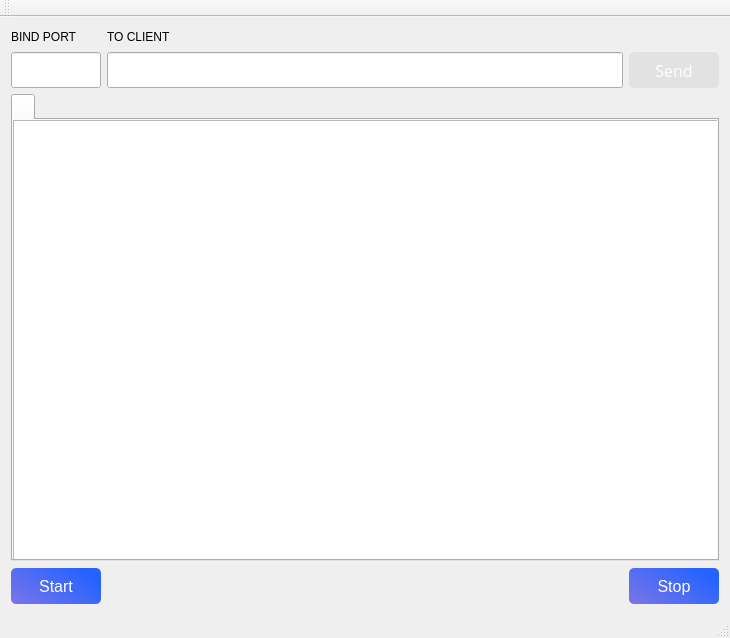
Before: the Qt Designer form mainwindow.ui in salara1960/tcpServer, drawn with Qt 5.
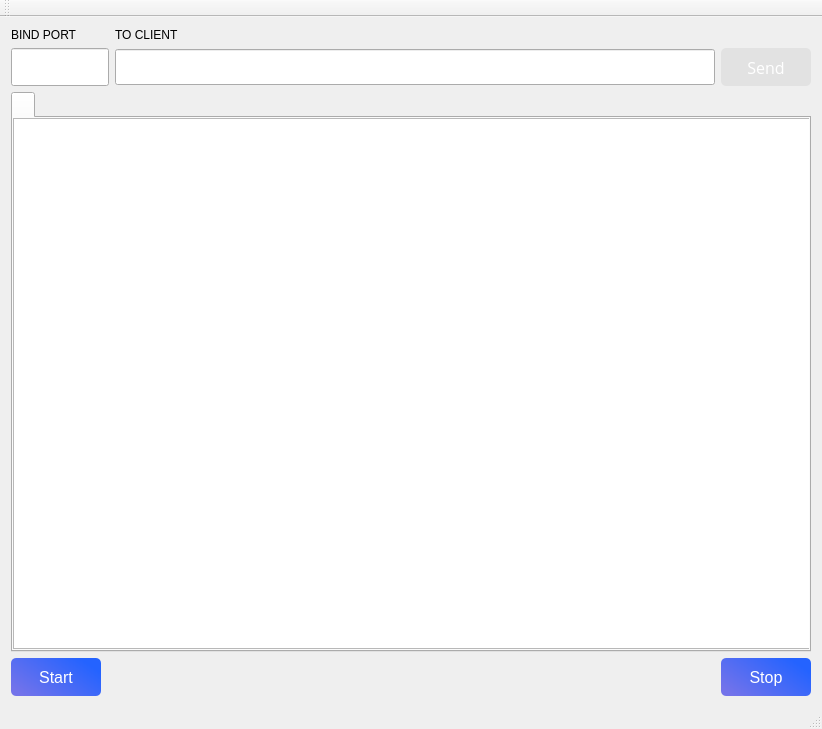
After: the same form once the commit is applied. Icons and pictures are not drawn.

Commit message: Minor changes : fixed size of main window

Patch:
```diff
--- a/mainwindow.ui
+++ b/mainwindow.ui
@@ -6,8 +6,8 @@
    <rect>
     <x>0</x>
     <y>0</y>
-    <width>730</width>
-    <height>638</height>
+    <width>821</width>
+    <height>729</height>
    </rect>
   </property>
   <property name="windowTitle">
@@ -15,7 +15,65 @@
   </property>
   <widget class="QWidget" name="centralWidget">
    <layout class="QGridLayout" name="gridLayout">
-    <item row="1" column="3">
+    <item row="0" column="0">
+     <widget class="QLabel" name="to_client_2">
+      <property name="text">
+       <string>BIND PORT</string>
+      </property>
+     </widget>
+    </item>
+    <item row="0" column="1">
+     <widget class="QLabel" name="to_client">
+      <property name="text">
+       <string>TO CLIENT</string>
+      </property>
+     </widget>
+    </item>
+    <item row="1" column="0">
+     <widget class="QLineEdit" name="port">
+      <property name="minimumSize">
+       <size>
+        <width>0</width>
+        <height>36</height>
+       </size>
+      </property>
+      <property name="maximumSize">
+       <size>
+        <width>16777215</width>
+        <height>40</height>
+       </size>
+      </property>
+      <property name="font">
+       <font>
+        <pointsize>11</pointsize>
+        <italic>true</italic>
+       </font>
+      </property>
+     </widget>
+    </item>
+    <item row="1" column="1">
+     <widget class="QLineEdit" name="ack">
+      <property name="minimumSize">
+       <size>
+        <width>600</width>
+        <height>36</height>
+       </size>
+      </property>
+      <property name="maximumSize">
+       <size>
+        <width>16777215</width>
+        <height>36</height>
+       </size>
+      </property>
+      <property name="font">
+       <font>
+        <pointsize>11</pointsize>
+        <italic>true</italic>
+       </font>
+      </property>
+     </widget>
+    </item>
+    <item row="1" column="2">
      <widget class="QPushButton" name="sending">
       <property name="enabled">
        <bool>false</bool>
@@ -29,7 +87,7 @@
       <property name="minimumSize">
        <size>
         <width>90</width>
-        <height>36</height>
+        <height>38</height>
        </size>
       </property>
       <property name="font">
@@ -59,11 +117,17 @@
       </property>
      </widget>
     </item>
-    <item row="2" column="0" colspan="4">
+    <item row="2" column="0" colspan="3">
      <widget class="QTabWidget" name="wins">
       <property name="enabled">
        <bool>true</bool>
       </property>
+      <property name="minimumSize">
+       <size>
+        <width>800</width>
+        <height>560</height>
+       </size>
+      </property>
       <property name="currentIndex">
        <number>0</number>
       </property>
@@ -80,74 +144,20 @@
          <rect>
           <x>0</x>
           <y>0</y>
-          <width>711</width>
-          <height>441</height>
+          <width>801</width>
+          <height>531</height>
          </rect>
         </property>
+        <property name="minimumSize">
+         <size>
+          <width>800</width>
+          <height>530</height>
+         </size>
+        </property>
        </widget>
       </widget>
      </widget>
     </item>
-    <item row="3" column="3">
-     <widget class="QPushButton" name="stoping">
-      <property name="sizePolicy">
-       <sizepolicy hsizetype="Fixed" vsizetype="Fixed">
-        <horstretch>0</horstretch>
-        <verstretch>0</verstretch>
-       </sizepolicy>
-      </property>
-      <property name="minimumSize">
-       <size>
-        <width>90</width>
-        <height>36</height>
-       </size>
-      </property>
-      <property name="font">
-       <font>
-        <pointsize>12</pointsize>
-       </font>
-      </property>
-      <property name="styleSheet">
-       <string notr="true">QPushButton#stoping{
-background-color: qlineargradient(spread:pad, x1:0, y1:0.773, x2:0.909091, y2:0.239, stop:0 rgba(115, 115, 234, 255), stop:1 rgba(36, 99, 255, 255));
-border-radius: 5;
-color: rgb(255, 255, 255);
-}
-
-QPushButton#stoping:hover{
-background-color: rgb(115, 153, 234);
-border-radius: 5;
-color: rgb(255, 255, 255);
-}
-
-QPushButton#stoping:disabled{
-background-color:rgb(226, 226, 226)}</string>
-      </property>
-      <property name="text">
-       <string>Stop</string>
-      </property>
-     </widget>
-    </item>
-    <item row="3" column="1" colspan="2">
-     <spacer name="horizontalSpacer">
-      <property name="orientation">
-       <enum>Qt::Horizontal</enum>
-      </property>
-      <property name="sizeHint" stdset="0">
-       <size>
-        <width>819</width>
-        <height>38</height>
-       </size>
-      </property>
-     </spacer>
-    </item>
-    <item row="0" column="0">
-     <widget class="QLabel" name="to_client_2">
-      <property name="text">
-       <string>BIND PORT</string>
-      </property>
-     </widget>
-    </item>
     <item row="3" column="0">
      <widget class="QPushButton" name="starting">
       <property name="sizePolicy">
@@ -159,7 +169,7 @@
       <property name="minimumSize">
        <size>
         <width>90</width>
-        <height>36</height>
+        <height>38</height>
        </size>
       </property>
       <property name="font">
@@ -188,67 +198,56 @@
       </property>
      </widget>
     </item>
-    <item row="0" column="2" colspan="2">
-     <spacer name="horizontalSpacer_2">
+    <item row="3" column="1">
+     <spacer name="horizontalSpacer">
       <property name="orientation">
        <enum>Qt::Horizontal</enum>
       </property>
       <property name="sizeHint" stdset="0">
        <size>
-        <width>345</width>
-        <height>18</height>
+        <width>597</width>
+        <height>28</height>
        </size>
       </property>
      </spacer>
     </item>
-    <item row="1" column="0">
-     <widget class="QLineEdit" name="port">
-      <property name="minimumSize">
-       <size>
-        <width>0</width>
-        <height>36</height>
-       </size>
+    <item row="3" column="2">
+     <widget class="QPushButton" name="stoping">
+      <property name="sizePolicy">
+       <sizepolicy hsizetype="Fixed" vsizetype="Fixed">
+        <horstretch>0</horstretch>
+        <verstretch>0</verstretch>
+       </sizepolicy>
       </property>
-      <property name="maximumSize">
-       <size>
-        <width>16777215</width>
-        <height>40</height>
-       </size>
-      </property>
-      <property name="font">
-       <font>
-        <pointsize>11</pointsize>
-        <italic>true</italic>
-       </font>
-      </property>
-     </widget>
-    </item>
-    <item row="1" column="1" colspan="2">
-     <widget class="QLineEdit" name="ack">
       <property name="minimumSize">
        <size>
-        <width>0</width>
-        <height>36</height>
+        <width>90</width>
+        <height>38</height>
        </size>
       </property>
-      <property name="maximumSize">
-       <size>
-        <width>16777215</width>
-        <height>36</height>
-       </size>
-      </property>
       <property name="font">
        <font>
-        <pointsize>11</pointsize>
-        <italic>true</italic>
+        <pointsize>12</pointsize>
        </font>
       </property>
-     </widget>
-    </item>
-    <item row="0" column="1">
-     <widget class="QLabel" name="to_client">
+      <property name="styleSheet">
+       <string notr="true">QPushButton#stoping{
+background-color: qlineargradient(spread:pad, x1:0, y1:0.773, x2:0.909091, y2:0.239, stop:0 rgba(115, 115, 234, 255), stop:1 rgba(36, 99, 255, 255));
+border-radius: 5;
+color: rgb(255, 255, 255);
+}
+
+QPushButton#stoping:hover{
+background-color: rgb(115, 153, 234);
+border-radius: 5;
+color: rgb(255, 255, 255);
+}
+
+QPushButton#stoping:disabled{
+background-color:rgb(226, 226, 226)}</string>
+      </property>
       <property name="text">
-       <string>TO CLIENT</string>
+       <string>Stop</string>
       </property>
      </widget>
     </item>
```
Left out of the diff: 1 changed line with no effect on the pictures. The commit also changes 2 other files.
